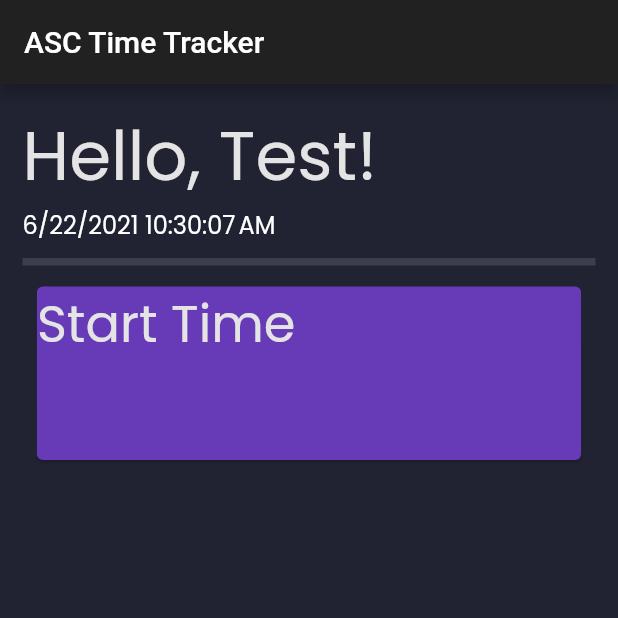
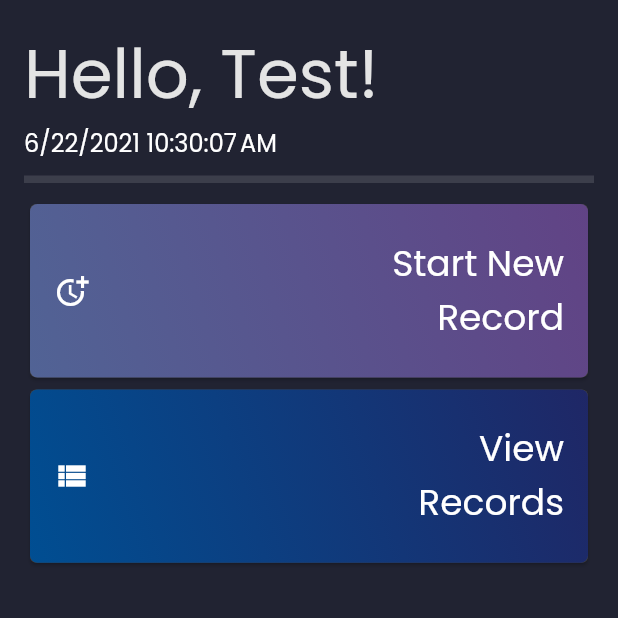
Before and after one commit to ASC-Machine-Tools-Inc/ASC-Time-Tracker, a Flutter app: the screen it shows after launch, on a phone screen of 412 x 824 dp, the top half of it. Run offline on Flutter 3.47's test engine with Material 2 defaults, Android fonts, the phone set to English and light mode, and no system bars; our stand-ins replace google_fonts, sizer.

Commit message:
Refactored constants and created generator for action cards

```diff
--- a/lib/main.dart
+++ b/lib/main.dart
@@ -6,7 +6,7 @@ import 'package:flutter/material.dart';
 import 'package:sizer/sizer.dart';
 import 'package:google_fonts/google_fonts.dart';
 
-import 'package:asc_time_tracker/utils/constants.dart';
+import 'package:asc_time_tracker/utils/constants/theming.dart';
 import 'package:asc_time_tracker/screens/screens.dart';
 
 void main() {
--- a/lib/screens/dashboard/home_screen.dart
+++ b/lib/screens/dashboard/home_screen.dart
@@ -1,23 +1,20 @@
 import 'package:flutter/material.dart';
-import 'package:sizer/sizer.dart';
 
 import 'package:asc_time_tracker/widgets/timer.dart';
+import 'package:asc_time_tracker/widgets/cards/action_list.dart';
 import 'package:asc_time_tracker/utils/constants.dart';
 
 class HomeScreen extends StatelessWidget {
   @override
   Widget build(BuildContext context) {
     return Scaffold(
-      appBar: AppBar(
-        title: const Text(appTitle),
-      ),
         body: Container(
-          padding: const EdgeInsets.all(15),
-          child: Column(
-              crossAxisAlignment: CrossAxisAlignment.stretch,
-              children: <Widget>[
+      padding: const EdgeInsets.all(defaultPadding),
+      child: SafeArea(  // Needed to dodge intrusions from operating system
+          child:
+              Column(crossAxisAlignment: CrossAxisAlignment.stretch, children: [
         Text(
-                  'Hello, Test!',
+          greeting,
           style: Theme.of(context).textTheme.headline3,
           textAlign: TextAlign.left,
         ),
@@ -26,26 +23,8 @@ class HomeScreen extends StatelessWidget {
           height: 25,
           thickness: 5,
         ),
-                Center(
-                  child: Column(
-                    mainAxisAlignment: MainAxisAlignment.center,
-                    children: <Widget>[
-                      SizedBox(
-                        width: 90.w,
-                        height: 15.h,
-                        child: GestureDetector(
-                          onTap: () => Navigator.pushNamed(context, '/start'),
-                          child: Card(
-                              color: Colors.deepPurple,
-                              child: Text('Start Time',
-                                  style:
-                                  Theme.of(context).textTheme.headline4)),
-                        ),
-                      ),
-                    ],
-                  ),
-                ),
+        ActionList(),
       ])),
-    );
+    ));
   }
 }
--- a/lib/utils/constants.dart
+++ b/lib/utils/constants.dart
@@ -1,12 +1,4 @@
-import 'package:flutter/material.dart';
-
-const primaryColor = Color(0xFF2697FF);
-const secondaryColor = Color(0xFF2A2D3E);
-const bgColor = Color(0xFF212332);
-
-const titleColor = Color(0xFFE4E4E4);
-const bodyColor = Colors.white;
-
-const defaultPadding = 16.0;
-
-const appTitle = 'ASC Time Tracker';
+export 'constants/cards.dart';
+export 'constants/formatting.dart';
+export 'constants/strings.dart';
+export 'constants/theming.dart';
--- /dev/null
+++ b/lib/utils/constants/cards.dart
@@ -0,0 +1,21 @@
+import 'package:flutter/material.dart';
+
+const icons = [
+  Icons.more_time,
+  Icons.view_list,
+];
+
+const card_titles = [
+  'Start New \nRecord',
+  'View \nRecords',
+];
+
+const routes = [
+  '/start',
+  '/start',
+];
+
+const colors = [
+  [Color(0xFF614385), Color(0xFF516395)],
+  [Color(0xFF1F2766), Color(0xFF004E92)],
+];
--- /dev/null
+++ b/lib/utils/constants/formatting.dart
@@ -0,0 +1,8 @@
+import 'package:sizer/sizer.dart';
+
+const defaultPadding = 16.0;
+
+const vertCardPadding = 5.0;
+const cardCorners = 5.0;
+const cardWidth = 90;
+const cardHeight = 15;
--- /dev/null
+++ b/lib/utils/constants/strings.dart
@@ -0,0 +1 @@
+const greeting = 'Hello, Test!';
--- /dev/null
+++ b/lib/utils/constants/theming.dart
@@ -0,0 +1,8 @@
+import 'package:flutter/material.dart';
+
+const primaryColor = Color(0xFF2697FF);
+const secondaryColor = Color(0xFF2A2D3E);
+const bgColor = Color(0xFF212332);
+
+const titleColor = Color(0xFFE4E4E4);
+const bodyColor = Colors.white;
--- /dev/null
+++ b/lib/widgets/cards/action_list.dart
@@ -0,0 +1,51 @@
+import 'package:flutter/material.dart';
+import 'package:sizer/sizer.dart';
+
+import 'package:asc_time_tracker/utils/constants.dart';
+
+class ActionList extends StatelessWidget {
+  const ActionList({Key? key}) : super(key: key);
+
+  @override
+  Widget build(BuildContext context) {
+    return ListView.builder(
+        shrinkWrap: true,
+        itemCount: card_titles.length,
+        itemBuilder: (context, index) {
+          return SizedBox(
+            // Manages size of card
+            width: cardWidth.w,
+            height: cardHeight.h,
+            child: GestureDetector(
+              // Registers tap action on card
+              onTap: () => Navigator.pushNamed(context, routes[index]),
+              child: Card(
+                  child: Container(
+                decoration: BoxDecoration(
+                    borderRadius: BorderRadius.circular(cardCorners),
+                    gradient: LinearGradient(
+                      begin: Alignment.topRight,
+                      end: Alignment.bottomLeft,
+                      colors: [
+                        colors[index][0],
+                        colors[index][1],
+                      ],
+                    )),
+                padding: const EdgeInsets.symmetric(
+                    vertical: vertCardPadding, horizontal: defaultPadding),
+                child: Row(
+                    mainAxisAlignment: MainAxisAlignment.spaceBetween,
+                    children: [
+                      Icon(icons[index]),
+                      Text(
+                        card_titles[index],
+                        style: Theme.of(context).textTheme.headline5,
+                        textAlign: TextAlign.right,
+                      ),
+                    ]),
+              )),
+            ),
+          );
+        });
+  }
+}
--- a/lib/widgets/timer.dart
+++ b/lib/widgets/timer.dart
@@ -12,25 +12,27 @@ class TimerText extends StatefulWidget {
 
 class _TimerTextState extends State<TimerText> {
   String _now = DateFormat.yMd().add_jms().format(DateTime.now());
+  // Initialized in initState, but need late keyword to make it wait
+  late Timer _everySecond;
 
   @override
   void initState() {
     super.initState();
 
     // Defines a timer
-    Timer _everySecond = Timer.periodic(Duration(seconds: 1), (Timer t) {
-      setState(() {
-        // Gets the current time in format MM/dd/yyyy hh:mm:ss a
-        // Example: 6/21/2021 3:18:46 PM
-        _now = DateFormat.yMd().add_jms().format(DateTime.now());
-      });
+    _everySecond = new Timer.periodic(Duration(seconds: 1), (Timer t) {
+      if (mounted) {
+        setState(() {
+          // Gets the current time in format MM/dd/yyyy hh:mm:ss a
+          // Example: 6/21/2021 3:18:46 PM
+          _now = DateFormat.yMd().add_jms().format(DateTime.now());
+        });
+      }
     });
   }
 
   @override
   Widget build(BuildContext context) {
-    return Container(
-      child: new Text(_now, style: Theme.of(context).textTheme.subtitle1),
-    );
+    return Text(_now, style: Theme.of(context).textTheme.subtitle1);
   }
 }
```
Lines whose indentation alone changed are shown as unchanged.
